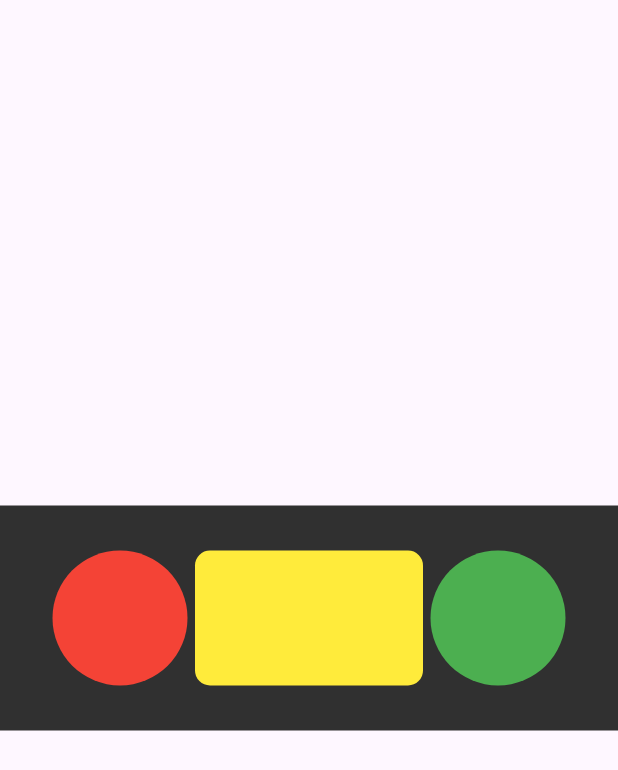
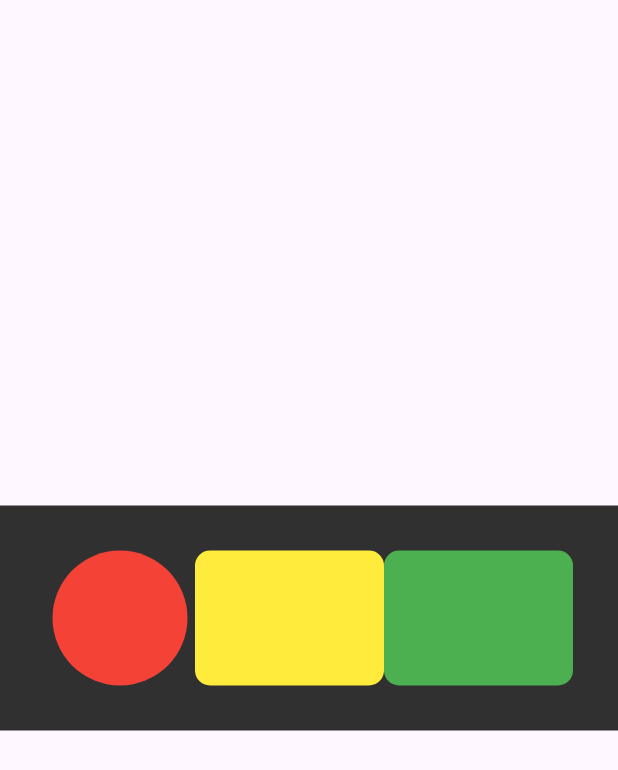
Before and after one commit to nzdable/fluttercse1, a Flutter app: the RowColorExpanded screen opened directly, on a phone screen of 412 x 824 dp. Shown: the top 770 px of the screen. Run offline on Flutter 3.47's test engine with Material 3 defaults, Android fonts, the phone set to English and light mode, and no system bars.

Commit message:
added flex in expander

```diff
--- a/lib/views/public/row_color_expanded.dart
+++ b/lib/views/public/row_color_expanded.dart
@@ -32,13 +32,18 @@ class RowColorExpanded extends StatelessWidget {
                                 borderRadius: BorderRadius.circular(10)),
                           ),
                         ),
-                        CircleAvatar(
-                          // height: 100,
-                          // width: 100,
+                        Expanded(
+                            child: Container(
+                          height: 100,
+                          width: 100,
                           // color: Colors.green,
-                          backgroundColor: Colors.green,
-                          radius: 50,
-                        )
+                          decoration: BoxDecoration(
+                            color: Colors.green,
+                            borderRadius: BorderRadius.circular(10),
+                          ),
+                          // backgroundColor: Colors.green,
+                          // radius: 50,
+                        )),
                       ],
                     )),
 
```
